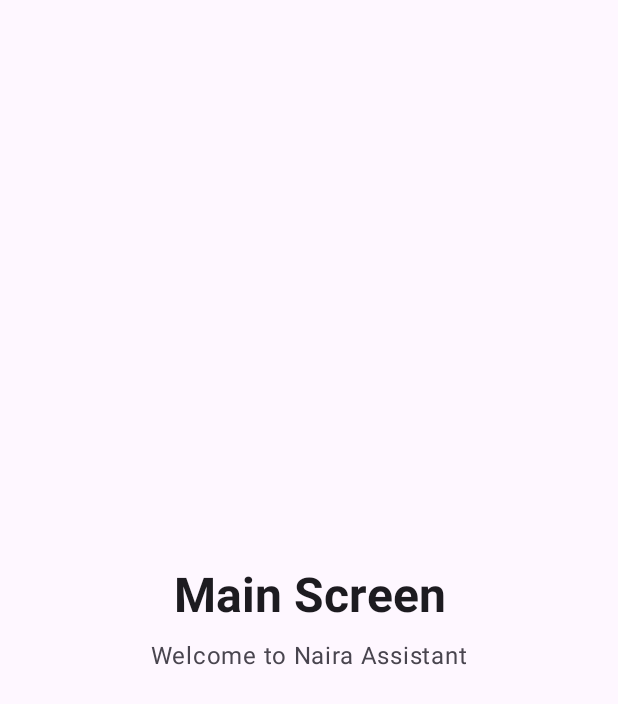
After one commit to nidoham28/NairaAssistant, an Android app built with Jetpack Compose: the MainScreen screen opened through its navigation route, on a phone screen of 412 x 824 dp. The commit adds this screen. Shown: the top 704 px of the screen. Run offline under Robolectric (Android 15) with nearby library versions, the phone set to English and light mode, and no system bars.

Commit message:
Improved uiux

```diff
--- a/app/build.gradle.kts
+++ b/app/build.gradle.kts
@@ -39,6 +39,7 @@ android {
 dependencies {
     implementation(platform(libs.androidx.compose.bom))
     implementation(libs.androidx.activity.compose)
+    implementation(libs.androidx.navigation.compose)
     implementation(libs.androidx.compose.material3)
     implementation(libs.androidx.compose.ui)
     implementation(libs.androidx.compose.ui.graphics)
--- a/app/src/main/java/io/naira/assistant/MainActivity.kt
+++ b/app/src/main/java/io/naira/assistant/MainActivity.kt
@@ -4,6 +4,12 @@ import android.os.Bundle
 import androidx.activity.ComponentActivity
 import androidx.activity.compose.setContent
 import androidx.activity.enableEdgeToEdge
+import androidx.compose.foundation.background
+import androidx.compose.foundation.layout.Box
+import androidx.compose.foundation.layout.fillMaxSize
+import androidx.compose.material3.MaterialTheme
+import androidx.compose.ui.Modifier
+import io.naira.assistant.navigation.AppNavigation
 import io.naira.assistant.ui.theme.NairaAssistantTheme
 
 class MainActivity : ComponentActivity() {
@@ -12,6 +18,13 @@ class MainActivity : ComponentActivity() {
         enableEdgeToEdge()
         setContent {
             NairaAssistantTheme {
+                Box(
+                    Modifier
+                        .fillMaxSize()
+                        .background(MaterialTheme.colorScheme.background)
+                ) {
+                    AppNavigation()
+                }
             }
         }
     }
--- /dev/null
+++ b/app/src/main/java/io/naira/assistant/navigation/AppDestinations.kt
@@ -0,0 +1,6 @@
+package io.naira.assistant.navigation
+
+object AppDestinations {
+    const val SPLASH = "splash"
+    const val MAIN = "main"
+}
--- /dev/null
+++ b/app/src/main/java/io/naira/assistant/navigation/AppNavigation.kt
@@ -0,0 +1,31 @@
+package io.naira.assistant.navigation
+
+import androidx.compose.runtime.Composable
+import androidx.navigation.compose.NavHost
+import androidx.navigation.compose.composable
+import androidx.navigation.compose.rememberNavController
+import io.naira.assistant.ui.screen.MainScreen
+import io.naira.assistant.ui.screen.SplashScreen
+
+@Composable
+fun AppNavigation() {
+    val navController = rememberNavController()
+    NavHost(
+        navController = navController,
+        startDestination = AppDestinations.SPLASH
+    ) {
+        composable(AppDestinations.SPLASH) {
+            SplashScreen(
+                onNavigateToMain = {
+                    navController.navigate(AppDestinations.MAIN) {
+                        popUpTo(AppDestinations.SPLASH) { inclusive = true }
+                    }
+                }
+            )
+        }
+
+        composable(AppDestinations.MAIN) {
+            MainScreen()
+        }
+    }
+}
--- /dev/null
+++ b/app/src/main/java/io/naira/assistant/ui/screen/MainScreen.kt
@@ -0,0 +1,45 @@
+package io.naira.assistant.ui.screen
+
+import androidx.compose.foundation.layout.Arrangement
+import androidx.compose.foundation.layout.Box
+import androidx.compose.foundation.layout.Column
+import androidx.compose.foundation.layout.fillMaxSize
+import androidx.compose.foundation.layout.padding
+import androidx.compose.material3.MaterialTheme
+import androidx.compose.material3.Scaffold
+import androidx.compose.material3.Text
+import androidx.compose.runtime.Composable
+import androidx.compose.ui.Alignment
+import androidx.compose.ui.Modifier
+import androidx.compose.ui.text.font.FontWeight
+import androidx.compose.ui.unit.dp
+
+@Composable
+fun MainScreen() {
+    Scaffold(containerColor = MaterialTheme.colorScheme.background) { innerPadding ->
+        Box(
+            modifier = Modifier
+                .fillMaxSize()
+                .padding(innerPadding),
+            contentAlignment = Alignment.Center
+        ) {
+            Column(
+                horizontalAlignment = Alignment.CenterHorizontally,
+                verticalArrangement = Arrangement.spacedBy(12.dp)
+            ) {
+                Text(
+                    text = "Main Screen",
+                    style = MaterialTheme.typography.headlineLarge,
+                    color = MaterialTheme.colorScheme.onBackground,
+                    fontWeight = FontWeight.Bold
+                )
+
+                Text(
+                    text = "Welcome to Naira Assistant",
+                    style = MaterialTheme.typography.bodyLarge,
+                    color = MaterialTheme.colorScheme.onSurfaceVariant
+                )
+            }
+        }
+    }
+}
--- /dev/null
+++ b/app/src/main/java/io/naira/assistant/ui/screen/SplashScreen.kt
@@ -0,0 +1,79 @@
+package io.naira.assistant.ui.screen
+
+import androidx.compose.foundation.background
+import androidx.compose.foundation.layout.Arrangement
+import androidx.compose.foundation.layout.Box
+import androidx.compose.foundation.layout.Column
+import androidx.compose.foundation.layout.Spacer
+import androidx.compose.foundation.layout.fillMaxSize
+import androidx.compose.foundation.layout.height
+import androidx.compose.foundation.layout.size
+import androidx.compose.foundation.shape.CircleShape
+import androidx.compose.material3.MaterialTheme
+import androidx.compose.material3.Surface
+import androidx.compose.material3.Text
+import androidx.compose.runtime.Composable
+import androidx.compose.runtime.LaunchedEffect
+import androidx.compose.ui.Alignment
+import androidx.compose.ui.Modifier
+import androidx.compose.ui.graphics.Brush
+import androidx.compose.ui.text.font.FontWeight
+import androidx.compose.ui.unit.dp
+import kotlinx.coroutines.delay
+
+@Composable
+fun SplashScreen(onNavigateToMain: () -> Unit) {
+    LaunchedEffect(Unit) {
+        delay(1200)
+        onNavigateToMain()
+    }
+
+    Box(
+        modifier = Modifier
+            .fillMaxSize()
+            .background(
+                brush = Brush.verticalGradient(
+                    colors = listOf(
+                        MaterialTheme.colorScheme.primary,
+                        MaterialTheme.colorScheme.background
+                    )
+                )
+            ),
+        contentAlignment = Alignment.Center
+    ) {
+        Column(
+            horizontalAlignment = Alignment.CenterHorizontally,
+            verticalArrangement = Arrangement.Center
+        ) {
+            Surface(
+                shape = CircleShape,
+                color = MaterialTheme.colorScheme.surface,
+                tonalElevation = 4.dp,
+                shadowElevation = 8.dp,
+                modifier = Modifier.size(110.dp)
+            ) {
+                Box(
+                    modifier = Modifier
+                        .fillMaxSize()
+                        .background(MaterialTheme.colorScheme.primary.copy(alpha = 0.15f)),
+                    contentAlignment = Alignment.Center
+                ) {
+                    Text(
+                        text = "N",
+                        style = MaterialTheme.typography.displayLarge,
+                        color = MaterialTheme.colorScheme.primary,
+                        fontWeight = FontWeight.Bold
+                    )
+                }
+            }
+
+            Spacer(modifier = Modifier.height(24.dp))
+
+            Text(
+                text = "Naira Assistant",
+                style = MaterialTheme.typography.headlineMedium,
+                color = MaterialTheme.colorScheme.onBackground
+            )
+        }
+    }
+}
--- a/gradle/libs.versions.toml
+++ b/gradle/libs.versions.toml
@@ -6,6 +6,7 @@ junitVersion = "1.3.0"
 espressoCore = "3.7.0"
 lifecycleRuntimeKtx = "2.11.0"
 activityCompose = "1.13.0"
+navigationCompose = "2.8.5"
 kotlin = "2.4.21"
 composeBom = "2026.02.01"
 okhttp = "5.5.1"
@@ -28,6 +29,7 @@ androidx-junit = { group = "androidx.test.ext", name = "junit", version.ref = "j
 androidx-espresso-core = { group = "androidx.test.espresso", name = "espresso-core", version.ref = "espressoCore" }
 androidx-lifecycle-runtime-ktx = { group = "androidx.lifecycle", name = "lifecycle-runtime-ktx", version.ref = "lifecycleRuntimeKtx" }
 androidx-activity-compose = { group = "androidx.activity", name = "activity-compose", version.ref = "activityCompose" }
+androidx-navigation-compose = { group = "androidx.navigation", name = "navigation-compose", version.ref = "navigationCompose" }
 androidx-compose-bom = { group = "androidx.compose", name = "compose-bom", version.ref = "composeBom" }
 androidx-compose-ui = { group = "androidx.compose.ui", name = "ui" }
 androidx-compose-ui-graphics = { group = "androidx.compose.ui", name = "ui-graphics" }
```
